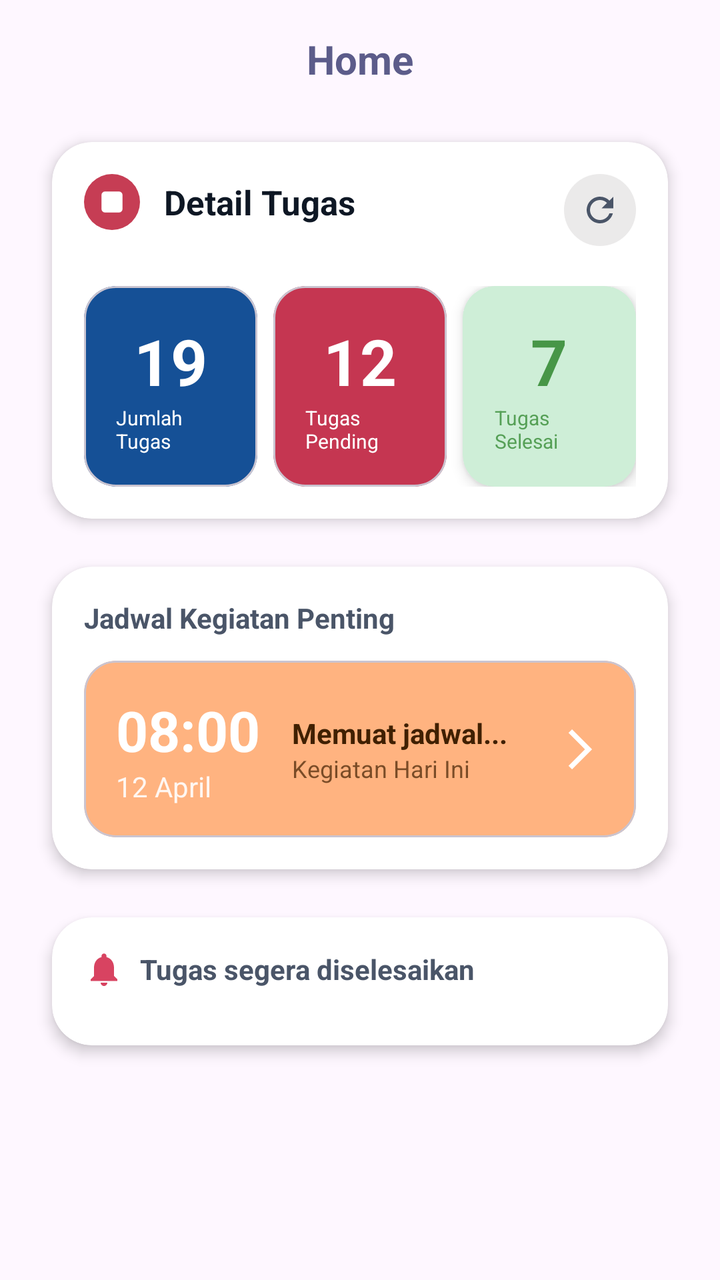
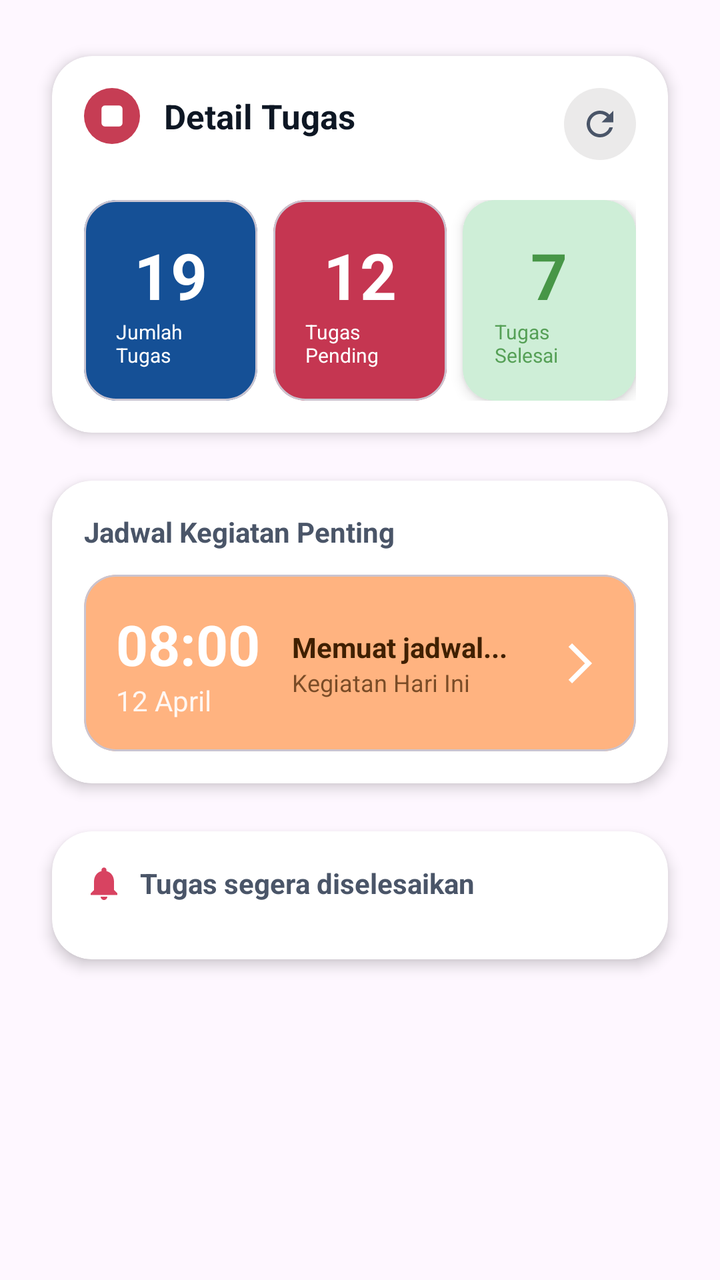

Compare the two renders of this Android layout. The source of the first and the diff that turns it into the second are given below.
<!-- AndroidManifest.xml: application theme Theme.VsmentProject -->
<!-- res/layout/fragment_dashboard_staff.xml -->
<?xml version="1.0" encoding="utf-8"?>
<androidx.constraintlayout.widget.ConstraintLayout
    xmlns:android="http://schemas.android.com/apk/res/android"
    xmlns:app="http://schemas.android.com/apk/res-auto"
    xmlns:tools="http://schemas.android.com/tools"
    android:layout_width="match_parent"
    android:layout_height="match_parent">

    <androidx.core.widget.NestedScrollView
        android:layout_width="match_parent"
        android:layout_height="match_parent">

        <LinearLayout
            android:layout_width="match_parent"
            android:layout_height="wrap_content"
            android:orientation="vertical"
            android:padding="16dp">

            <TextView
                android:layout_width="wrap_content"
                android:layout_height="wrap_content"
                android:layout_gravity="center"
                android:layout_marginBottom="16dp"
                android:text="Home"
                android:textColor="#5C5C8A"
                android:textSize="20sp"
                android:textStyle="bold" />

            <androidx.cardview.widget.CardView
                android:layout_width="match_parent"
                android:layout_height="wrap_content"
                app:cardBackgroundColor="#FFFFFF"
                app:cardCornerRadius="20dp"
                app:cardElevation="4dp"
                app:cardUseCompatPadding="true">

                <LinearLayout
                    android:layout_width="match_parent"
                    android:layout_height="wrap_content"
                    android:orientation="vertical"
                    android:padding="16dp">

                    <RelativeLayout
                        android:layout_width="match_parent"
                        android:layout_height="wrap_content"
                        android:layout_marginBottom="20dp">

                        <LinearLayout
                            android:layout_width="wrap_content"
                            android:layout_height="wrap_content"
                            android:gravity="center_vertical">
                            <ImageView
                                android:layout_width="28dp"
                                android:layout_height="28dp"
                                android:src="@drawable/ic_custom_analisis" />
                            <TextView
                                android:layout_width="wrap_content"
                                android:layout_height="wrap_content"
                                android:layout_marginStart="12dp"
                                android:text="Detail Tugas"
                                android:textColor="#0E1724"
                                android:textSize="17sp"
                                android:textStyle="bold" />
                        </LinearLayout>

                        <ImageView
                            android:id="@+id/btnRefresh"
                            android:layout_width="36dp"
                            android:layout_height="36dp"
                            android:layout_alignParentEnd="true"
                            android:background="@drawable/circle_grey_light"
                            android:padding="8dp"
                            android:src="@drawable/ic_refresh_modern"
                            app:tint="#4A5568" />
                    </RelativeLayout>

                    <LinearLayout
                        android:layout_width="match_parent"
                        android:layout_height="wrap_content"
                        android:orientation="horizontal">

                        <include
                            android:id="@+id/itemTotal"
                            layout="@layout/item_stat_home_sum"
                            android:layout_width="0dp"
                            android:layout_height="wrap_content"
                            android:layout_weight="1"
                            android:layout_marginEnd="8dp" />
                        <include
                            android:id="@+id/itemDone"
                            layout="@layout/item_stat_home_pending"
                            android:layout_width="0dp"
                            android:layout_height="wrap_content"
                            android:layout_weight="1"
                            android:layout_marginEnd="8dp" />
                        <include
                            android:id="@+id/itemPending"
                            layout="@layout/item_stat_home_finish"
                            android:layout_width="0dp"
                            android:layout_height="wrap_content"
                            android:layout_weight="1" />
                    </LinearLayout>
                </LinearLayout>
            </androidx.cardview.widget.CardView>

            <androidx.cardview.widget.CardView
                android:layout_width="match_parent"
                android:layout_height="wrap_content"
                app:cardBackgroundColor="#FFFFFF"
                app:cardCornerRadius="20dp"
                app:cardElevation="4dp"
                app:cardUseCompatPadding="true">

                <LinearLayout
                    android:layout_width="match_parent"
                    android:layout_height="wrap_content"
                    android:orientation="vertical"
                    android:padding="16dp">

                    <TextView
                        android:layout_width="wrap_content"
                        android:layout_height="wrap_content"
                        android:layout_marginBottom="12dp"
                        android:text="Jadwal Kegiatan Penting"
                        android:textColor="#4A5568"
                        android:textStyle="bold" />

                    <com.google.android.material.card.MaterialCardView
                        android:id="@+id/cardJadwalPenting"
                        android:layout_width="match_parent"
                        android:layout_height="wrap_content"
                        app:cardBackgroundColor="#FFB380"
                        app:cardCornerRadius="16dp"
                        app:cardElevation="0dp">

                        <androidx.constraintlayout.widget.ConstraintLayout
                            android:layout_width="match_parent"
                            android:layout_height="wrap_content"
                            android:padding="16dp">

                            <TextView
                                android:id="@+id/tvTime"
                                android:layout_width="wrap_content"
                                android:layout_height="wrap_content"
                                android:text="08:00"
                                android:textColor="@android:color/white"
                                android:textSize="28sp"
                                android:textStyle="bold"
                                app:layout_constraintStart_toStartOf="parent"
                                app:layout_constraintTop_toTopOf="parent" />

                            <TextView
                                android:id="@+id/tvDate"
                                android:layout_width="wrap_content"
                                android:layout_height="wrap_content"
                                android:alpha="0.9"
                                android:text="12 April"
                                android:textColor="@android:color/white"
                                app:layout_constraintStart_toStartOf="@id/tvTime"
                                app:layout_constraintTop_toBottomOf="@id/tvTime" />

                            <LinearLayout
                                android:layout_width="0dp"
                                android:layout_height="wrap_content"
                                android:layout_marginStart="16dp"
                                android:orientation="vertical"
                                app:layout_constraintBottom_toBottomOf="parent"
                                app:layout_constraintEnd_toStartOf="@+id/ivNext"
                                app:layout_constraintStart_toEndOf="@id/tvTime"
                                app:layout_constraintTop_toTopOf="parent">

                                <TextView
                                    android:id="@+id/tvJudulJadwal"
                                    android:layout_width="wrap_content"
                                    android:layout_height="wrap_content"
                                    android:text="Memuat jadwal..."
                                    android:textColor="#402000"
                                    android:textStyle="bold" />

                                <TextView
                                    android:id="@+id/tvPesan"
                                    android:layout_width="wrap_content"
                                    android:layout_height="wrap_content"
                                    android:alpha="0.7"
                                    android:text="Kegiatan Hari Ini"
                                    android:textColor="#402000"
                                    android:textSize="12sp" />
                            </LinearLayout>

                            <ImageView
                                android:id="@+id/ivNext"
                                android:layout_width="24dp"
                                android:layout_height="24dp"
                                android:src="@drawable/ic_chevron_right"
                                app:layout_constraintBottom_toBottomOf="parent"
                                app:layout_constraintEnd_toEndOf="parent"
                                app:layout_constraintTop_toTopOf="parent"
                                app:tint="@android:color/white" />
                        </androidx.constraintlayout.widget.ConstraintLayout>
                    </com.google.android.material.card.MaterialCardView>
                </LinearLayout>
            </androidx.cardview.widget.CardView>

            <androidx.cardview.widget.CardView
                android:layout_width="match_parent"
                android:layout_height="wrap_content"
                app:cardBackgroundColor="#FFFFFF"
                app:cardCornerRadius="20dp"
                app:cardElevation="4dp"
                app:cardUseCompatPadding="true">

                <LinearLayout
                    android:layout_width="match_parent"
                    android:layout_height="wrap_content"
                    android:orientation="vertical"
                    android:padding="16dp">

                    <LinearLayout
                        android:layout_width="match_parent"
                        android:layout_height="wrap_content"
                        android:layout_marginBottom="12dp"
                        android:gravity="center_vertical">
                        <ImageView
                            android:layout_width="20dp"
                            android:layout_height="20dp"
                            android:src="@drawable/ic_notification"
                            app:tint="#D84361" />
                        <TextView
                            android:layout_width="wrap_content"
                            android:layout_height="wrap_content"
                            android:layout_marginStart="8dp"
                            android:text="Tugas segera diselesaikan"
                            android:textColor="#4A5568"
                            android:textStyle="bold" />
                    </LinearLayout>

                    <androidx.recyclerview.widget.RecyclerView
                        android:id="@+id/rvTugasHome"
                        android:layout_width="match_parent"
                        android:layout_height="wrap_content"
                        android:nestedScrollingEnabled="false"
                        tools:itemCount="3"
                        tools:listitem="@layout/item_tugas_linear" />
                </LinearLayout>
            </androidx.cardview.widget.CardView>

        </LinearLayout>
    </androidx.core.widget.NestedScrollView>
</androidx.constraintlayout.widget.ConstraintLayout>
<!-- res/layout/item_stat_home_sum.xml (included above) -->
<com.google.android.material.card.MaterialCardView
    xmlns:android="http://schemas.android.com/apk/res/android"
    xmlns:app="http://schemas.android.com/apk/res-auto"
    android:layout_width="match_parent"
    android:layout_height="wrap_content"
    android:layout_margin="6dp"
    app:cardCornerRadius="16dp"
    app:cardBackgroundColor="@color/myBlueDark"
    app:strokeWidth="1dp"
    app:cardElevation="0dp">

    <LinearLayout
        android:layout_width="match_parent"
        android:layout_height="wrap_content"
        android:gravity="center"
        android:orientation="vertical"
        android:padding="16dp">
        <TextView
            android:id="@+id/tvCount"
            android:layout_width="wrap_content"
            android:layout_height="wrap_content"
            android:text="19"
            android:textColor="@color/myWhite"
            android:textSize="32sp"
            android:textStyle="bold" />
        <TextView
            android:id="@+id/tvLabel"
            android:layout_width="wrap_content"
            android:layout_height="wrap_content"
            android:text="Jumlah Tugas"
            android:textColor="@color/myWhite"
            android:textSize="10sp" />
    </LinearLayout>
</com.google.android.material.card.MaterialCardView>
<!-- res/layout/item_stat_home_pending.xml (included above) -->
<com.google.android.material.card.MaterialCardView
    xmlns:android="http://schemas.android.com/apk/res/android"
    xmlns:app="http://schemas.android.com/apk/res-auto"
    android:layout_width="match_parent"
    android:layout_height="wrap_content"
    android:layout_margin="6dp"
    app:cardCornerRadius="16dp"
    app:cardBackgroundColor="@color/myRedDark"
    app:strokeWidth="1dp"
    app:cardElevation="0dp">

    <LinearLayout
        android:layout_width="match_parent"
        android:layout_height="wrap_content"
        android:gravity="center"
        android:orientation="vertical"
        android:padding="16dp">
        <TextView
            android:id="@+id/tvCount"
            android:layout_width="wrap_content"
            android:layout_height="wrap_content"
            android:text="12"
            android:textColor="@color/myWhite"
            android:textSize="32sp"
            android:textStyle="bold" />
        <TextView
            android:id="@+id/tvLabel"
            android:layout_width="wrap_content"
            android:layout_height="wrap_content"
            android:text="Tugas Pending"
            android:textColor="@color/myWhite"
            android:textSize="10sp" />
    </LinearLayout>
</com.google.android.material.card.MaterialCardView>
<!-- res/layout/item_stat_home_finish.xml (included above) -->
<?xml version="1.0" encoding="utf-8"?>
<com.google.android.material.card.MaterialCardView
    xmlns:android="http://schemas.android.com/apk/res/android"
    xmlns:app="http://schemas.android.com/apk/res-auto"
    android:layout_width="match_parent"
    android:layout_height="wrap_content"
    android:layout_margin="6dp"
    app:cardCornerRadius="16dp"
    app:cardBackgroundColor="@color/myGreenDark"
    app:cardElevation="4dp"
    app:strokeWidth="0dp">

    <LinearLayout
        android:layout_width="match_parent"
        android:layout_height="wrap_content"
        android:gravity="center"
        android:orientation="vertical"
        android:padding="16dp">

        <TextView
            android:id="@+id/tvCount"
            android:layout_width="wrap_content"
            android:layout_height="wrap_content"
            android:text="7"
            android:textColor="@color/myGreen"
            android:textSize="32sp"
            android:textStyle="bold" />

        <TextView
            android:id="@+id/tvLabel"
            android:layout_width="wrap_content"
            android:layout_height="wrap_content"
            android:text="Tugas Selesai"
            android:textColor="@color/myGreen"
            android:textSize="10sp"
            android:alpha="0.9" />

    </LinearLayout>
</com.google.android.material.card.MaterialCardView>
<!-- res/layout/item_tugas_linear.xml (included above) -->
<?xml version="1.0" encoding="utf-8"?>
<com.google.android.material.card.MaterialCardView
    xmlns:android="http://schemas.android.com/apk/res/android"
    xmlns:app="http://schemas.android.com/apk/res-auto"
    android:layout_width="match_parent"
    android:layout_height="wrap_content"
    android:layout_marginBottom="10dp"
    android:layout_marginHorizontal="4dp"
    app:cardCornerRadius="18dp"
    app:cardElevation="0dp"
    app:strokeWidth="1dp"
    app:cardBackgroundColor="@color/myWhite"
    app:strokeColor="#EEF2F8">

    <androidx.constraintlayout.widget.ConstraintLayout
        android:layout_width="match_parent"
        android:layout_height="wrap_content"
        android:paddingVertical="14dp"
        android:paddingHorizontal="18dp">

        <LinearLayout
            android:id="@+id/layoutText"
            android:layout_width="0dp"
            android:layout_height="wrap_content"
            android:orientation="vertical"
            android:layout_marginEnd="12dp"
            app:layout_constraintBottom_toBottomOf="parent"
            app:layout_constraintEnd_toStartOf="@+id/cbTugas"
            app:layout_constraintStart_toStartOf="parent"
            app:layout_constraintTop_toTopOf="parent">

            <TextView
                android:id="@+id/tvNamaTugas"
                android:layout_width="match_parent"
                android:layout_height="wrap_content"
                android:text="Cek fungsi kompor, rice cooker, dan kulkas."
                android:textColor="#2D2D2D"
                android:textSize="14sp"
                android:textStyle="bold"
                android:lineSpacingMultiplier="1.1" />

            <TextView
                android:id="@+id/tvNamaVilla"
                android:layout_width="match_parent"
                android:layout_height="wrap_content"
                android:text="Villa Mawar - Dapur"
                android:textColor="#808080"
                android:textSize="12sp"
                android:layout_marginTop="4dp" />

        </LinearLayout>

        <CheckBox
            android:id="@+id/cbTugas"
            android:layout_width="30dp"
            android:layout_height="30dp"
            android:layout_marginEnd="10dp"
            android:button="@null"
            android:background="@drawable/selector_checkbox_circle_green"
            app:layout_constraintBottom_toBottomOf="parent"
            app:layout_constraintEnd_toStartOf="@+id/containerAlertSmall"
            app:layout_constraintTop_toTopOf="parent" />

        <FrameLayout
            android:id="@+id/containerAlertSmall"
            android:layout_width="32dp"
            android:layout_height="32dp"
            app:layout_constraintBottom_toBottomOf="parent"
            app:layout_constraintEnd_toEndOf="parent"
            app:layout_constraintTop_toTopOf="parent">

            <ImageView
                android:layout_width="match_parent"
                android:layout_height="match_parent"
                android:src="@drawable/bg_circle_small" />

            <ImageView
                android:layout_width="16dp"
                android:layout_height="16dp"
                android:layout_gravity="center"
                android:src="@drawable/ic_siren"
                app:tint="#D84361" />

        </FrameLayout>

    </androidx.constraintlayout.widget.ConstraintLayout>
</com.google.android.material.card.MaterialCardView>
<!-- resources referenced by this layout -->
<resources>
  <color name="myBlueDark">#155096</color>
  <color name="myGreen">#479647</color>
  <color name="myGreenDark">#CEEED7</color>
  <color name="myRedDark">#C53651</color>
  <color name="myWhite">#FFFFFFFF</color>
  <!-- drawable bg_circle_small (drawable) -->
  <?xml version="1.0" encoding="utf-8"?>
  <shape xmlns:android="http://schemas.android.com/apk/res/android"
      android:shape="oval">
      <solid android:color="#4DFFB3BC" />
      <size android:width="36dp" android:height="36dp" />
      <stroke android:width="1dp" android:color="#FFB3BC" />
  </shape>
  <!-- drawable circle_grey_light (drawable) -->
  <?xml version="1.0" encoding="utf-8"?>
  <layer-list xmlns:android="http://schemas.android.com/apk/res/android">
  
      <item>
          <shape android:shape="oval">
              <solid android:color="#EBEAEA" /> <size
              android:width="40dp"
              android:height="40dp" />
          </shape>
      </item>
  
  
  
  </layer-list>
  <!-- drawable ic_chevron_right (drawable) -->
  <vector xmlns:android="http://schemas.android.com/apk/res/android" android:autoMirrored="true" android:height="24dp" android:tint="#1C1919" android:viewportHeight="960" android:viewportWidth="960" android:width="24dp">
        
      <path android:fillColor="@android:color/white" android:pathData="M321,880L250,809L579,480L250,151L321,80L721,480L321,880Z"/>
      
  </vector>
  <!-- drawable ic_notification (drawable) -->
  <vector xmlns:android="http://schemas.android.com/apk/res/android"
      android:width="24dp"
      android:height="24dp"
      android:viewportWidth="24"
      android:viewportHeight="24"
      android:tint="#FFFFFF">
      <path
          android:fillColor="@android:color/white"
          android:pathData="M12,22c1.1,0 2,-0.9 2,-2h-4c0,1.1 0.9,2 2,2zM18,16v-5c0,-3.07 -1.63,-5.64 -4.5,-6.32L13.5,4c0,-0.83 -0.67,-1.5 -1.5,-1.5s-1.5,0.67 -1.5,1.5v0.68C7.64,5.36 6,7.92 6,11v5l-2,2v1h16v-1l-2,-2z"/>
  </vector>
  <!-- drawable ic_refresh_modern (drawable) -->
  <vector xmlns:android="http://schemas.android.com/apk/res/android"
      android:width="24dp"
      android:height="24dp"
      android:viewportWidth="24"
      android:viewportHeight="24"
      android:tint="#000000">
      <path
          android:fillColor="@android:color/white"
          android:pathData="M17.65,6.35C16.2,4.9 14.21,4 12,4c-4.42,0 -7.99,3.58 -7.99,8s3.57,8 7.99,8c3.73,0 6.84,-2.55 7.73,-6h-2.08c-0.82,2.33 -3.04,4 -5.65,4 -3.31,0 -6,-2.69 -6,-6s2.69,-6 6,-6c1.66,0 3.14,0.69 4.22,1.78L13,11h7V4l-2.35,2.35z"/>
  </vector>
  <style name="Theme.VsmentProject" parent="Theme.Material3.DayNight.NoActionBar">
          <item name="colorPrimary">#C2185B</item>
          <item name="colorOnPrimary">#FFFFFF</item>
          <item name="android:statusBarColor">#C2185B</item>
          <item name="colorContainer">@android:color/transparent</item>
          <item name="colorControlHighlight">#20C63D54</item>
          <item name="materialAlertDialogTheme">@style/CustomMaterialDialog</item>
      </style>
  <style name="CustomMaterialDialog" parent="ThemeOverlay.Material3.MaterialAlertDialog">
          <item name="colorPrimary">#C2185B</item>
          <item name="colorOnSurface">#333333</item>
          <item name="materialAlertDialogTitleTextStyle">@style/TitleTextStyle</item>
          <item name="shapeAppearanceOverlay">@style/ShapeAppearance.App.MediumComponent</item>
      </style>
  <style name="TitleTextStyle" parent="MaterialAlertDialog.Material3.Title.Text">
          <item name="android:textStyle">bold</item>
          <item name="android:textSize">20sp</item>
          <item name="android:textColor">#333333</item>
      </style>
  <style name="ShapeAppearance.App.MediumComponent" parent="ShapeAppearance.Material3.MediumComponent">
          <item name="cornerFamily">rounded</item>
          <item name="cornerSize">24dp</item>
      </style>
  <!-- unchanged entries left out for length: 3 -->
</resources>

<!-- the commit's change to res/layout/fragment_dashboard_staff.xml (unified diff, before → after) -->
@@ -15,16 +15,6 @@
             android:layout_height="wrap_content"
             android:orientation="vertical"
             android:padding="16dp">
-
-            <TextView
-                android:layout_width="wrap_content"
-                android:layout_height="wrap_content"
-                android:layout_gravity="center"
-                android:layout_marginBottom="16dp"
-                android:text="Home"
-                android:textColor="#5C5C8A"
-                android:textSize="20sp"
-                android:textStyle="bold" />
 
             <androidx.cardview.widget.CardView
                 android:layout_width="match_parent"
